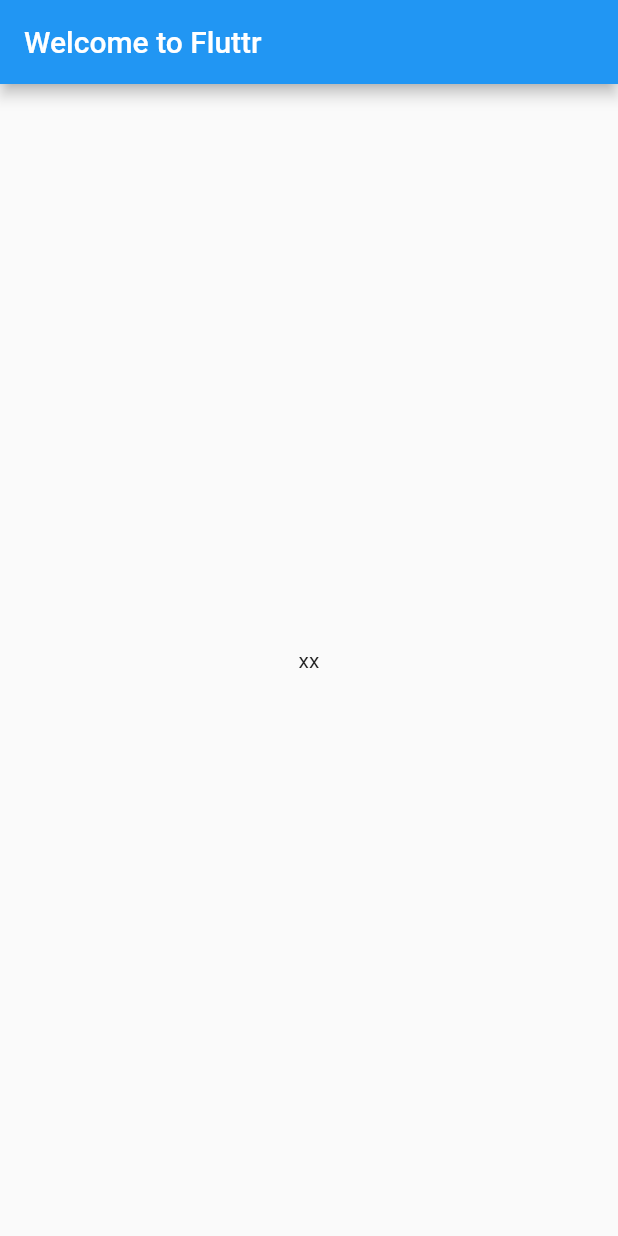
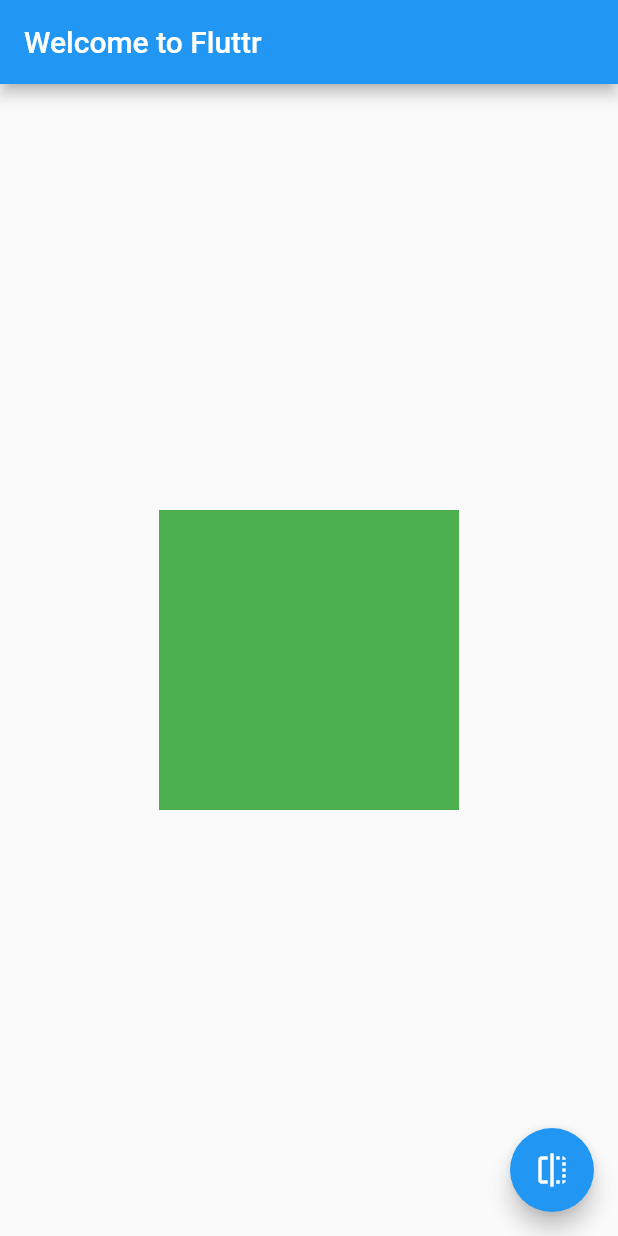
Before and after one commit to kyorohiro/hello_flutter_02, a Flutter app: the screen it shows after launch, on a phone screen of 412 x 824 dp. Run offline on Flutter 3.47's test engine with Material 2 defaults, Android fonts, the phone set to English and light mode, and no system bars.

```diff
--- a/lib/main.dart
+++ b/lib/main.dart
@@ -22,10 +22,32 @@ class MyHomePage extends fl.StatefulWidget {
 }
 
 class MyHomePageState extends fl.State<MyHomePage> {
+  bool _visible = true;
+
   fl.Widget build(fl.BuildContext context) {
     return fl.Scaffold(
       appBar: fl.AppBar(title: fl.Text(widget.title),),
-      body: fl.Center(child: fl.Text("xx"),),
+      body: fl.Center(
+        child: fl.AnimatedOpacity(
+          opacity: _visible ? 1.0 : 0.0,
+          duration: Duration(milliseconds: 50),
+          child: fl.Container(
+            width: 200.0,
+            height: 200.0,
+            color: fl.Colors.green,
+          ),
+        ),
+      ),
+      floatingActionButton: fl.FloatingActionButton(
+        onPressed: (){
+          print(">>>>>> PRESSED");
+          setState(() {
+            _visible = !_visible;
+          });
+        },
+        tooltip: "Toggle Opacity",
+        child: fl.Icon(fl.Icons.flip),
+      ),
     );
   }
 }
```
